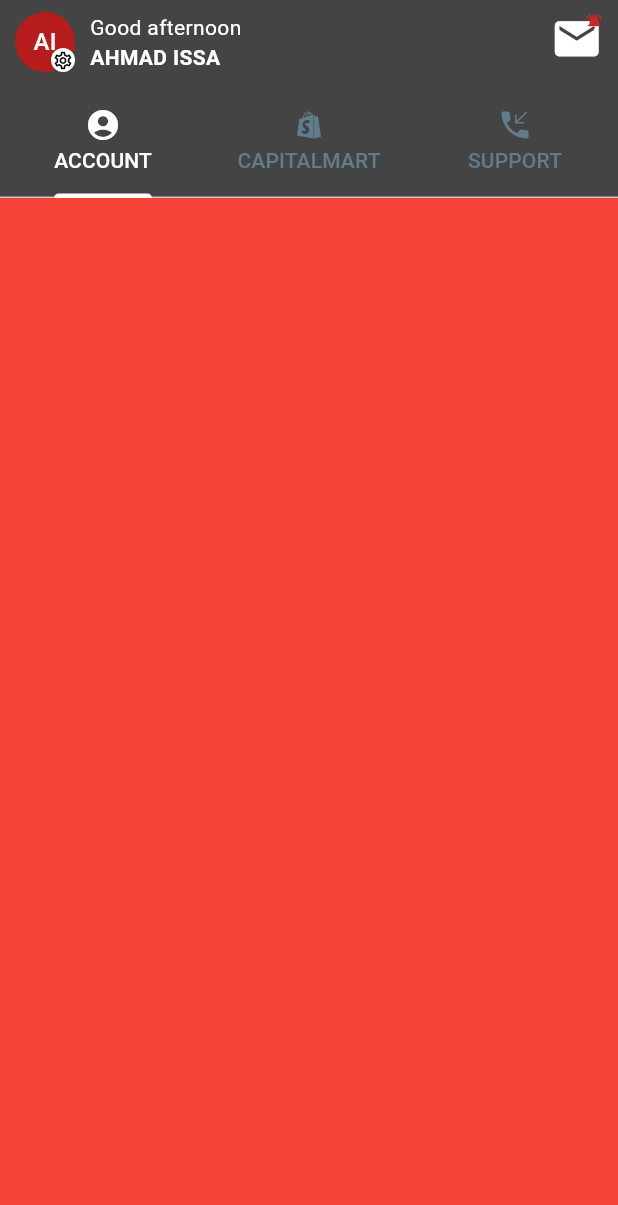
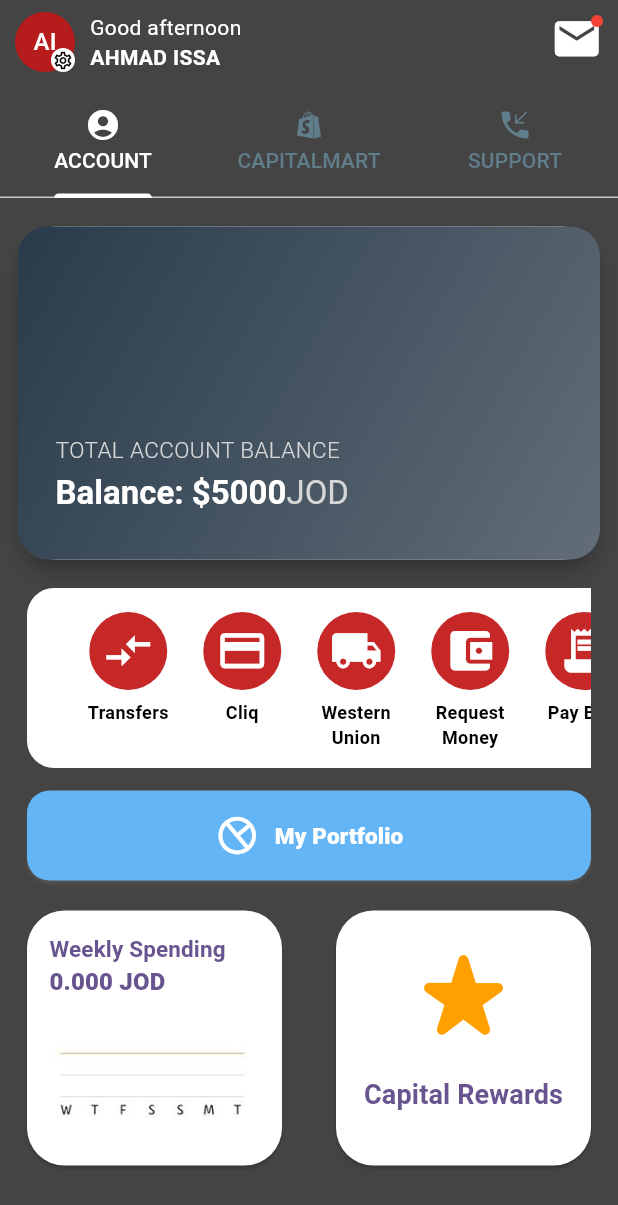
Before and after one commit to AhmadIssa02/pioneers, a Flutter app: the screen it shows after launch, on a phone screen of 412 x 824 dp. Shown: the top 1205 px of the screen. Run offline on Flutter 3.47's test engine with Material 3 defaults, Android fonts, the phone set to English and light mode, and no system bars.

Commit message:
Assignment1: account view

```diff
--- /dev/null
+++ b/lib/login/screens/soon_screen.dart
@@ -0,0 +1,63 @@
+import 'package:flutter/material.dart';
+
+class SoonScreen extends StatelessWidget {
+  const SoonScreen({super.key});
+
+  @override
+  Widget build(BuildContext context) {
+    return Scaffold(
+      appBar: AppBar(
+        title: const Text("Coming soon"),
+      ),
+      backgroundColor: Theme.of(context).canvasColor,
+      body: Container(
+        padding: const EdgeInsets.all(20),
+        child: Column(
+          mainAxisSize: MainAxisSize.min,
+          children: [
+            const SizedBox(
+              height: 10,
+            ),
+            Container(
+              padding: const EdgeInsets.symmetric(vertical: 10, horizontal: 20),
+              child: Transform.rotate(
+                angle: -0.25, // Tilting the "Coming Soon!" text
+                child: DecoratedBox(
+                  decoration: BoxDecoration(
+                    border: Border.all(
+                      color: const Color(
+                          0xFFD30132), // Ternary color for the border
+                      width: 2,
+                    ),
+                    borderRadius: BorderRadius.circular(
+                        10), // Optional rounded corners for the border
+                  ),
+                  child: const Padding(
+                    padding: EdgeInsets.all(10.0),
+                    child: Text(
+                      'Coming Soon!',
+                      style: TextStyle(
+                        fontSize: 40,
+                        fontWeight: FontWeight.bold,
+                        color: Color(0xFFD30132), // Ternary color for text
+                      ),
+                    ),
+                  ),
+                ),
+              ),
+            ),
+            const SizedBox(height: 40),
+            const Text(
+              'We\'re working on something amazing.\nStay tuned!',
+              style: TextStyle(
+                fontSize: 24,
+                color: Color(0xFF233645), // Primary color
+              ),
+              textAlign: TextAlign.center,
+            ),
+          ],
+        ),
+      ),
+    );
+  }
+}
--- a/lib/login/widgets/account_view.dart
+++ /dev/null
@@ -1,10 +0,0 @@
-import 'package:flutter/material.dart';
-
-class AccountView extends StatelessWidget {
-  const AccountView({super.key});
-
-  @override
-  Widget build(BuildContext context) {
-    return Container(color: Colors.red);
-  }
-}
--- /dev/null
+++ b/lib/login/widgets/balance_card.dart
@@ -0,0 +1,69 @@
+import 'package:flutter/material.dart';
+
+class BalanceCard extends StatelessWidget {
+  BalanceCard({super.key});
+
+  @override
+  Widget build(BuildContext context) {
+    return Card(
+      elevation: 5,
+      shape: RoundedRectangleBorder(
+        borderRadius: BorderRadius.circular(25),
+      ),
+      child: Container(
+        decoration: BoxDecoration(
+          gradient: const LinearGradient(
+            colors: [
+              Color.fromARGB(255, 41, 59, 75),
+              Color.fromARGB(255, 98, 109, 120)
+            ],
+            begin: Alignment.topLeft,
+            end: Alignment.bottomRight,
+          ),
+          borderRadius: BorderRadius.circular(20),
+        ),
+        child: Padding(
+          padding: const EdgeInsets.only(top: 50.0, left: 25, bottom: 25),
+          child: Column(
+            mainAxisAlignment: MainAxisAlignment.end,
+            crossAxisAlignment: CrossAxisAlignment.start,
+            children: [
+              Text(
+                'TOTAL ACCOUNT BALANCE',
+                style: TextStyle(
+                  fontSize: 15,
+                  fontWeight: FontWeight.w300,
+                  color: Colors.grey[350],
+                ),
+              ),
+              const SizedBox(height: 6),
+              RichText(
+                text: TextSpan(
+                  children: [
+                    TextSpan(
+                      text: "Balance: \$5000",
+                      style: const TextStyle(
+                        fontSize: 22,
+                        fontWeight: FontWeight.bold,
+                        color: Colors.white,
+                      ),
+                    ),
+                    TextSpan(
+                      text: 'JOD',
+                      style: TextStyle(
+                        fontSize: 22,
+                        fontWeight: FontWeight.w400,
+                        color: Colors.grey[350],
+                      ),
+                    )
+                  ],
+                ),
+              ),
+              const SizedBox(height: 6),
+            ],
+          ),
+        ),
+      ),
+    );
+  }
+}
--- a/lib/login/widgets/main_app_bar.dart
+++ b/lib/login/widgets/main_app_bar.dart
@@ -65,12 +65,15 @@ class MainAppBar extends StatelessWidget {
                 color: Colors.white,
               ),
               Positioned(
-                  right: 0,
-                  child: Icon(
-                    Icons.notifications_active,
-                    size: 12,
-                    color: Colors.red[800],
-                  ))
+                right: 0,
+                top: 2,
+                child: Container(
+                  width: 8,
+                  height: 8,
+                  decoration:
+                      BoxDecoration(shape: BoxShape.circle, color: Colors.red),
+                ),
+              ),
             ],
           )
         ],
--- /dev/null
+++ b/lib/login/widgets/rewards.dart
@@ -0,0 +1,94 @@
+import 'package:flutter/material.dart';
+
+class Rewards extends StatelessWidget {
+  const Rewards({super.key});
+
+  @override
+  Widget build(BuildContext context) {
+    return Padding(
+      padding: const EdgeInsets.symmetric(horizontal: 10),
+      child: Row(
+        mainAxisAlignment: MainAxisAlignment.spaceBetween,
+        children: [
+          SizedBox(
+            width: 170,
+            height: 170,
+            child: ElevatedButton(
+              style: ElevatedButton.styleFrom(
+                backgroundColor: Colors.white,
+                padding: const EdgeInsets.symmetric(vertical: 15),
+                shape: RoundedRectangleBorder(
+                  borderRadius: BorderRadius.circular(25),
+                ),
+              ),
+              onPressed: () {},
+              child: Column(
+                crossAxisAlignment: CrossAxisAlignment.start,
+                children: [
+                  Text(
+                    "Weekly Spending",
+                    style: TextStyle(
+                      color: Theme.of(context).primaryColor,
+                      fontSize: 15,
+                      fontWeight: FontWeight.w600,
+                    ),
+                  ),
+                  Text(
+                    "0.000 JOD",
+                    style: TextStyle(
+                      color: Theme.of(context).primaryColor,
+                      fontSize: 16,
+                      fontWeight: FontWeight.w800,
+                    ),
+                  ),
+                  Image.asset(
+                    "assets/calendar.jpg",
+                    height: 90,
+                    width: 140,
+                  ),
+                ],
+              ),
+            ),
+          ),
+          const SizedBox(
+            width: 10,
+          ),
+          SizedBox(
+            width: 170,
+            height: 170,
+            child: ElevatedButton(
+              style: ElevatedButton.styleFrom(
+                backgroundColor: Colors.white,
+                padding: const EdgeInsets.symmetric(vertical: 15),
+                shape: RoundedRectangleBorder(
+                  borderRadius: BorderRadius.circular(25),
+                ),
+              ),
+              onPressed: () {},
+              child: Column(
+                children: [
+                  Icon(
+                    Icons.star_rate_rounded,
+                    color: Colors.amber[700],
+                    size: 80,
+                  ),
+                  const SizedBox(
+                    height: 15,
+                  ),
+                  Text(
+                    "Capital Rewards",
+                    style: TextStyle(
+                      color: Theme.of(context).primaryColor,
+                      fontSize: 18,
+                      fontWeight: FontWeight.w700,
+                    ),
+                  ),
+                ],
+              ),
+            ),
+          ),
+        ],
+      ),
+    );
+  }
+}
--- /dev/null
+++ b/lib/login/widgets/service.dart
@@ -0,0 +1,56 @@
+import 'package:flutter/material.dart';
+import 'package:new_app/login/screens/soon_screen.dart';
+
+class Service extends StatelessWidget {
+  final String name;
+  final Icon icon;
+
+  const Service({super.key, required this.name, required this.icon});
+
+  @override
+  Widget build(BuildContext context) {
+    return Column(
+      mainAxisAlignment: MainAxisAlignment.start,
+      children: [
+        const SizedBox(
+          height: 16,
+        ),
+        InkWell(
+          onTap: () {
+            Navigator.push(
+              context,
+              MaterialPageRoute(
+                builder: (context) => const SoonScreen(),
+              ),
+            );
+          },
+          child: CircleAvatar(
+            backgroundColor: Colors.red[800],
+            radius: 26,
+            child: icon,
+          ),
+        ),
+        const SizedBox(
+          height: 6,
+        ),
+        SizedBox(
+          width: 75,
+          child: Align(
+            alignment: Alignment.center,
+            child: Text(
+              name,
+              style: const TextStyle(
+                color: Colors.black,
+                fontWeight: FontWeight.w700,
+                fontSize: 12,
+              ),
+              overflow: TextOverflow.fade,
+              maxLines: 3,
+              textAlign: TextAlign.center,
+            ),
+          ),
+        ),
+      ],
+    );
+  }
+}
--- /dev/null
+++ b/lib/login/widgets/services.dart
@@ -0,0 +1,49 @@
+import 'package:flutter/material.dart';
+import 'package:new_app/login/widgets/service.dart';
+import 'package:new_app/login/widgets/services_data.dart';
+
+class Services extends StatelessWidget {
+  const Services({super.key});
+
+  @override
+  Widget build(BuildContext context) {
+    return Padding(
+      padding: const EdgeInsets.symmetric(horizontal: 10.0),
+      child: SizedBox(
+        width: 550,
+        child: SingleChildScrollView(
+          scrollDirection: Axis.horizontal,
+          child: Container(
+            height: 120,
+            decoration: BoxDecoration(
+              color: Colors.white,
+              borderRadius: BorderRadius.circular(18),
+            ),
+            child: Row(
+              mainAxisSize: MainAxisSize.min,
+              mainAxisAlignment: MainAxisAlignment.center,
+              children: [
+                const SizedBox(
+                  width: 30,
+                ),
+                ...servicesList.map((service) {
+                  return Padding(
+                    padding: const EdgeInsets.only(right: 1),
+                    child: Service(
+                      name: service.name,
+                      icon: Icon(
+                        service.icon,
+                        color: Colors.white,
+                        size: 35,
+                      ),
+                    ),
+                  );
+                }),
+              ],
+            ),
+          ),
+        ),
+      ),
+    );
+  }
+}
--- /dev/null
+++ b/lib/login/widgets/services_data.dart
@@ -0,0 +1,39 @@
+import 'package:flutter/material.dart';
+
+class ServiceData {
+  final String name;
+  final IconData icon;
+
+  ServiceData({required this.name, required this.icon});
+}
+
+List<ServiceData> servicesList = [
+  ServiceData(
+      name: 'Transfers', icon: Icons.compare_arrows), // Transfer-related icon
+  ServiceData(
+      name: 'Cliq', icon: Icons.credit_card), // Card-related service icon
+  ServiceData(
+      name: 'Western Union',
+      icon: Icons.local_shipping), // Sending/Receiving money icon
+  ServiceData(
+      name: 'Request Money', icon: Icons.account_balance_wallet), // Wallet icon
+  ServiceData(name: 'Pay Bills', icon: Icons.receipt_long), // Bill pay icon
+  ServiceData(
+      name: 'Withdraw Cardless',
+      icon: Icons.phone_android), // Phone for cardless withdraw
+  ServiceData(
+      name: 'Request History', icon: Icons.history), // History-related icon
+  ServiceData(name: 'QR Payments', icon: Icons.qr_code), // QR code icon
+  ServiceData(
+      name: 'Open Extra Account',
+      icon: Icons.account_box), // Account-related icon
+  ServiceData(
+      name: 'Manage Cheques',
+      icon: Icons.article), // Manage documents or cheques
+  ServiceData(
+      name: 'Letter of Guarantee',
+      icon: Icons.note_alt), // Document-related icon
+  ServiceData(
+      name: 'ATMs/Branches',
+      icon: Icons.location_city), // Location/Branches icon
+];
--- /dev/null
+++ b/lib/login/widgets/views/account_view.dart
@@ -0,0 +1,91 @@
+import 'package:flutter/material.dart';
+import 'package:new_app/login/widgets/balance_card.dart';
+import 'package:new_app/login/widgets/rewards.dart';
+import 'package:new_app/login/widgets/services.dart';
+import 'package:new_app/login/screens/soon_screen.dart';
+
+class AccountView extends StatelessWidget {
+  const AccountView({super.key});
+
+  @override
+  Widget build(BuildContext context) {
+    return SingleChildScrollView(
+      child: Padding(
+        padding: EdgeInsets.symmetric(horizontal: 8, vertical: 15),
+        child: Column(
+          children: [
+            SizedBox(
+              width: 550,
+              height: 230,
+              child: BalanceCard(),
+            ),
+            const SizedBox(
+              height: 15,
+            ),
+            const Services(),
+            const SizedBox(
+              height: 15,
+            ),
+            SizedBox(
+              width: 550,
+              child: Padding(
+                padding: const EdgeInsets.only(left: 10, right: 10),
+                child: ElevatedButton(
+                  style: ElevatedButton.styleFrom(
+                    shadowColor: Colors.grey,
+                    backgroundColor: Colors.blue[300],
+                    padding: const EdgeInsets.symmetric(
+                      vertical: 10,
+                    ),
+                    shape: RoundedRectangleBorder(
+                      borderRadius: BorderRadius.circular(15),
+                    ),
+                  ),
+                  onPressed: () {
+                    Navigator.of(context).push(
+                      MaterialPageRoute(
+                        builder: (context) => const SoonScreen(),
+                      ),
+                    );
+                  },
+                  child: Row(
+                    mainAxisAlignment: MainAxisAlignment.center,
+                    children: [
+                      Transform.rotate(
+                        angle: -0.7,
+                        child: const Icon(
+                          Icons.pie_chart_outline,
+                          size: 30,
+                          color: Colors.white,
+                        ),
+                      ),
+                      const SizedBox(
+                        width: 10,
+                        height: 40,
+                      ),
+                      const Text(
+                        "My Portfolio",
+                        style: TextStyle(
+                          color: Colors.white,
+                          fontSize: 15,
+                          fontWeight: FontWeight.w900,
+                        ),
+                      ),
+                    ],
+                  ),
+                ),
+              ),
+            ),
+            const SizedBox(
+              height: 20,
+            ),
+            Rewards(),
+            const SizedBox(
+              height: 20,
+            ),
+          ],
+        ),
+      ),
+    );
+  }
+}
--- a/lib/main.dart
+++ b/lib/main.dart
@@ -1,5 +1,5 @@
 import 'package:flutter/material.dart';
-import 'package:new_app/login/login_screen.dart';
+import 'package:new_app/login/screens/login_screen.dart';
 import 'package:new_app/main_screen.dart';
 
 void main() {
--- a/lib/main_screen.dart
+++ b/lib/main_screen.dart
@@ -1,8 +1,8 @@
 import 'package:flutter/material.dart';
-import 'package:new_app/login/widgets/account_view.dart';
-import 'package:new_app/login/widgets/capital_mart_view.dart';
+import 'package:new_app/login/widgets/views/account_view.dart';
+import 'package:new_app/login/widgets/views/capital_mart_view.dart';
 import 'package:new_app/login/widgets/main_app_bar.dart';
-import 'package:new_app/login/widgets/support_view.dart';
+import 'package:new_app/login/widgets/views/support_view.dart';
 
 class MainScreen extends StatelessWidget {
   const MainScreen({super.key});
--- a/pubspec.yaml
+++ b/pubspec.yaml
@@ -19,7 +19,7 @@ publish_to: 'none' # Remove this line if you wish to publish to pub.dev
 version: 1.0.0+1
 
 environment:
-  sdk: ^3.6.2
+  sdk: ^3.5.2
 
 # Dependencies specify other packages that your package needs in order to work.
 # To automatically upgrade your package dependencies to the latest versions
@@ -30,6 +30,7 @@ environment:
 dependencies:
   flutter:
     sdk: flutter
+
 
   # The following adds the Cupertino Icons font to your application.
   # Use with the CupertinoIcons class for iOS style icons.
@@ -60,6 +61,7 @@ flutter:
   # To add assets to your application, add an assets section, like this:
   assets:
     - assets/logo.png
+    - assets/calendar.jpg
 
   # An image asset can refer to one or more resolution-specific "variants", see
   # https://flutter.dev/to/resolution-aware-images
```
Also changed, not shown: assets/calendar.jpg (added), lib/login/screens/login_screen.dart (renamed from lib/login/login_screen.dart), lib/login/widgets/views/capital_mart_view.dart (renamed from lib/login/widgets/capital_mart_view.dart), lib/login/widgets/views/support_view.dart (renamed from lib/login/widgets/support_view.dart), pubspec.lock.
